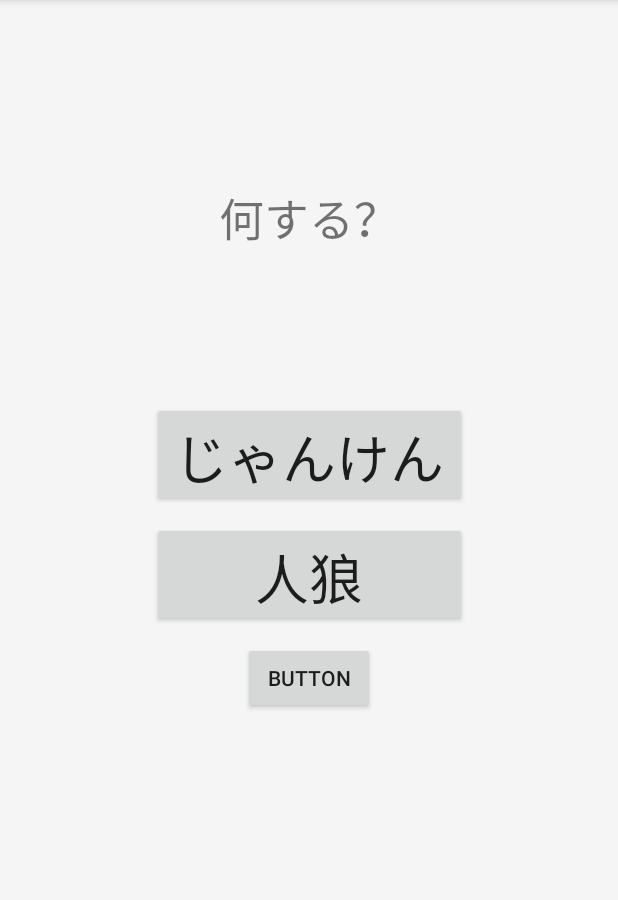
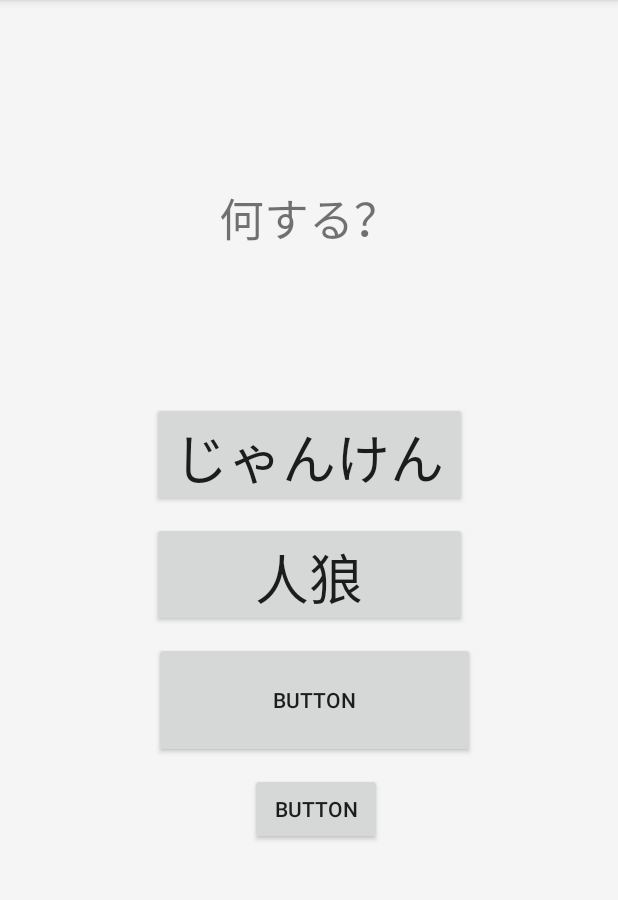
Before and after one commit to konan-pbl-2020/Gankyo, an Android app: the MainActivity screen opened directly, with no data from a screen before it, on a phone screen of 412 x 824 dp, the part 84-984 px from its top. Run offline under Robolectric (Android 15) with nearby library versions, the phone set to English and light mode, and no system bars; our stand-ins replace Firebase (no records; nobody signed in at launch, a user with empty details on screens opened directly); libraries missing offline, so code that uses them is left out: com.twitter.sdk; plain views replace TwitterLoginButton; 6 statements that could not run were skipped.

Commit message:
ブロック崩しのレイアウトを追加しました。

```diff
--- a/app/src/main/java/com/example/HelloWorld/MainActivity.java
+++ b/app/src/main/java/com/example/HelloWorld/MainActivity.java
@@ -62,6 +62,14 @@ public class MainActivity extends AppCompatActivity {
         wolf.setOnClickListener(new View.OnClickListener() {
             public void onClick(View v) {
                 Intent intent = new Intent(MainActivity.this,Werewolf.class);
+                startActivity(intent);
+            }
+        });
+
+        Button block = (Button)findViewById(R.id.block);
+        block.setOnClickListener(new View.OnClickListener() {
+            public void onClick(View v) {
+                Intent intent = new Intent(MainActivity.this,BlockActivity.class);
                 startActivity(intent);
             }
         });
--- a/app/src/main/res/layout/activity_main.xml
+++ b/app/src/main/res/layout/activity_main.xml
@@ -48,10 +48,24 @@
         android:id="@+id/loginButton"
         android:layout_width="wrap_content"
         android:layout_height="wrap_content"
-        android:layout_marginTop="10dp"
         android:text="Button"
+        app:layout_constraintBottom_toBottomOf="parent"
+        app:layout_constraintHorizontal_bias="0.515"
         app:layout_constraintLeft_toLeftOf="parent"
         app:layout_constraintRight_toRightOf="parent"
-        app:layout_constraintTop_toBottomOf="@+id/werewolf" />
+        app:layout_constraintTop_toBottomOf="@+id/block"
+        app:layout_constraintVertical_bias="0.047" />
+
+    <Button
+        android:id="@+id/block"
+        android:layout_width="214dp"
+        android:layout_height="77dp"
+        android:text="Button"
+        app:layout_constraintBottom_toBottomOf="parent"
+        app:layout_constraintEnd_toEndOf="parent"
+        app:layout_constraintHorizontal_bias="0.517"
+        app:layout_constraintStart_toStartOf="parent"
+        app:layout_constraintTop_toBottomOf="@+id/werewolf"
+        app:layout_constraintVertical_bias="0.036" />
 
 </androidx.constraintlayout.widget.ConstraintLayout>
```
Also changed, not shown: app/src/main/res/layout/activity_block.xml (+4 -4 lines).
